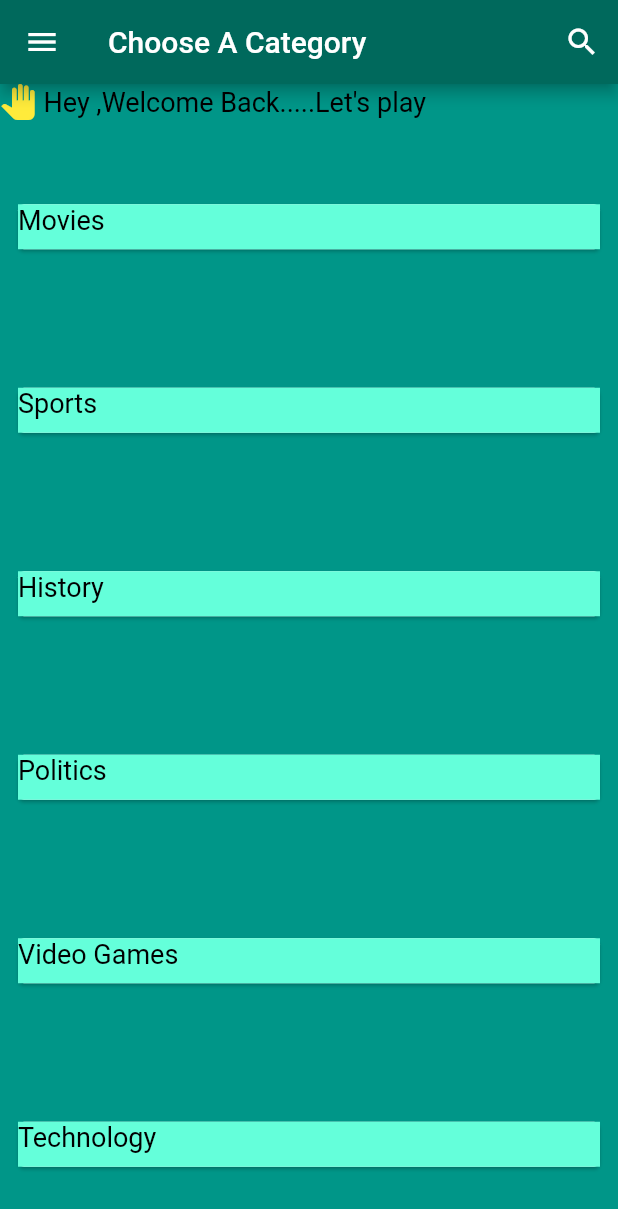
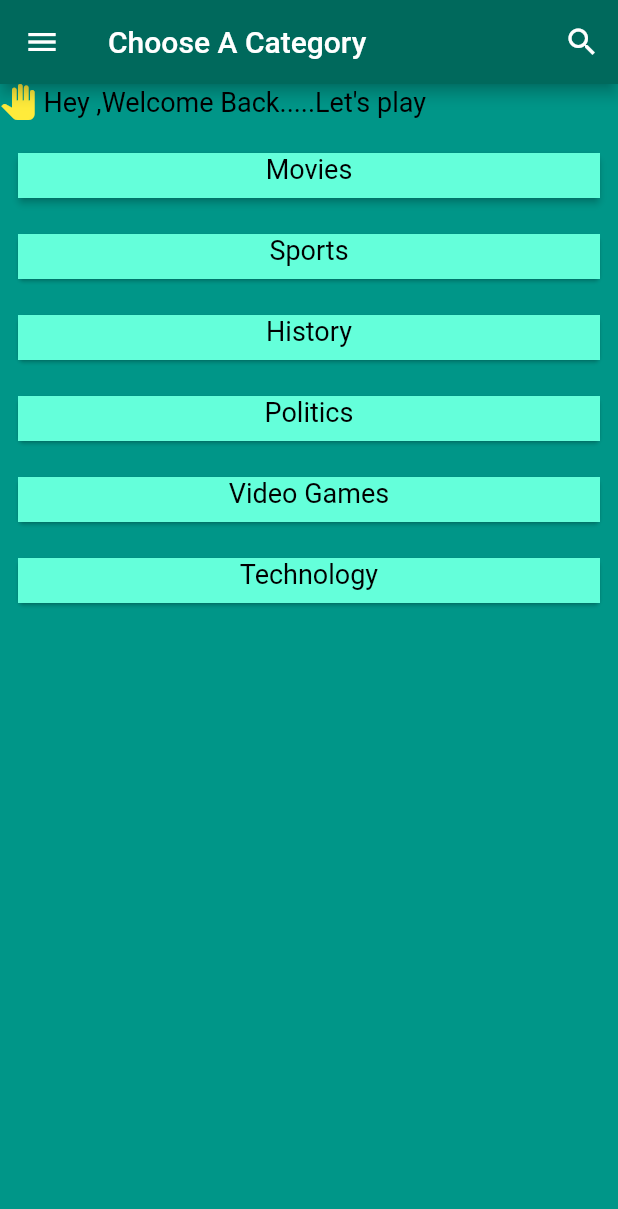
Before and after one commit to SyedMizbahuddin/Flutter-Quiz-App, a Flutter app: the screen it shows after launch, on a phone screen of 412 x 824 dp. Shown: the top 1209 px of the screen. Run offline on Flutter 3.47's test engine with Material 2 defaults, Android fonts, the phone set to English and light mode, and no system bars.

Commit message:
removed expanded

```diff
--- a/lib/main.dart
+++ b/lib/main.dart
@@ -145,12 +145,12 @@ class MyApp extends StatelessWidget {
                   SizedBox(
                     height: 10.0,
                   ),
-                  Expanded(
-                    child: TextButton(
+                  TextButton(
                     onPressed: () {
                       print('Movies Clicked');
                     },
                     child: Card(
+                      elevation: 2.0,
                       child: Container(
                         height: catHeightSize,
                         width: catWidthSize,
@@ -158,6 +158,7 @@ class MyApp extends StatelessWidget {
                         color: catBoxColor,
                         child: Text(
                           'Movies',
+                          textAlign: TextAlign.center,
                           style: TextStyle(
                             color: Colors.black,
                             fontSize: catFontSize,
@@ -166,9 +167,7 @@ class MyApp extends StatelessWidget {
                       ),
                     ),
                   ),
-                  ),
-                  Expanded(
-                    child: TextButton(
+                  TextButton(
                     onPressed: () {
                       print('Sports Clicked');
                     },
@@ -180,6 +179,7 @@ class MyApp extends StatelessWidget {
                         color: catBoxColor,
                         child: Text(
                           'Sports',
+                          textAlign: TextAlign.center,
                           style: TextStyle(
                             color: Colors.black,
                             fontSize: catFontSize,
@@ -188,9 +188,7 @@ class MyApp extends StatelessWidget {
                       ),
                     ),
                   ),
-                  ),
-                  Expanded(
-                    child: TextButton(
+                  TextButton(
                     onPressed: () {
                       print('History Clicked');
                     },
@@ -202,6 +200,7 @@ class MyApp extends StatelessWidget {
                         color: catBoxColor,
                         child: Text(
                           'History',
+                          textAlign: TextAlign.center,
                           style: TextStyle(
                             color: Colors.black,
                             fontSize: catFontSize,
@@ -210,9 +209,7 @@ class MyApp extends StatelessWidget {
                       ),
                     ),
                   ),
-                  ),
-                  Expanded(
-                    child: TextButton(
+                  TextButton(
                     onPressed: () {
                       print('Politics Clicked');
                     },
@@ -224,6 +221,7 @@ class MyApp extends StatelessWidget {
                         color: catBoxColor,
                         child: Text(
                           'Politics',
+                          textAlign: TextAlign.center,
                           style: TextStyle(
                             color: Colors.black,
                             fontSize: catFontSize,
@@ -232,9 +230,7 @@ class MyApp extends StatelessWidget {
                       ),
                     ),
                   ),
-                  ),
-                  Expanded(
-                    child: TextButton(
+                  TextButton(
                     onPressed: () {
                       print('Video Games Clicked');
                     },
@@ -246,6 +242,7 @@ class MyApp extends StatelessWidget {
                         color: catBoxColor,
                         child: Text(
                           'Video Games',
+                          textAlign: TextAlign.center,
                           style: TextStyle(
                             color: Colors.black,
                             fontSize: catFontSize,
@@ -254,9 +251,7 @@ class MyApp extends StatelessWidget {
                       ),
                     ),
                   ),
-                  ),
-                  Expanded(
-                    child: TextButton(
+                  TextButton(
                     onPressed: () {
                       print('Technology Clicked');
                     },
@@ -268,10 +263,10 @@ class MyApp extends StatelessWidget {
                         color: catBoxColor,
                         child: Text(
                           'Technology',
+                          textAlign: TextAlign.center,
                           style: TextStyle(
                             color: Colors.black,
                             fontSize: catFontSize,
-                            ),
                           ),
                         ),
                       ),
```
Lines whose indentation alone changed are shown as unchanged.
